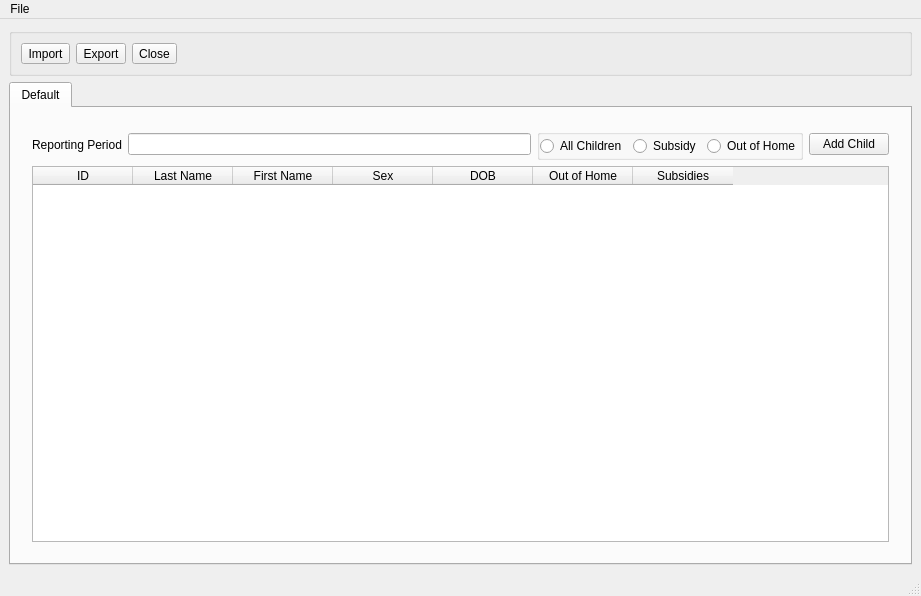
Old version of the form ui/mainwindow.ui in the repository zstamper/AFCARS-AXE.
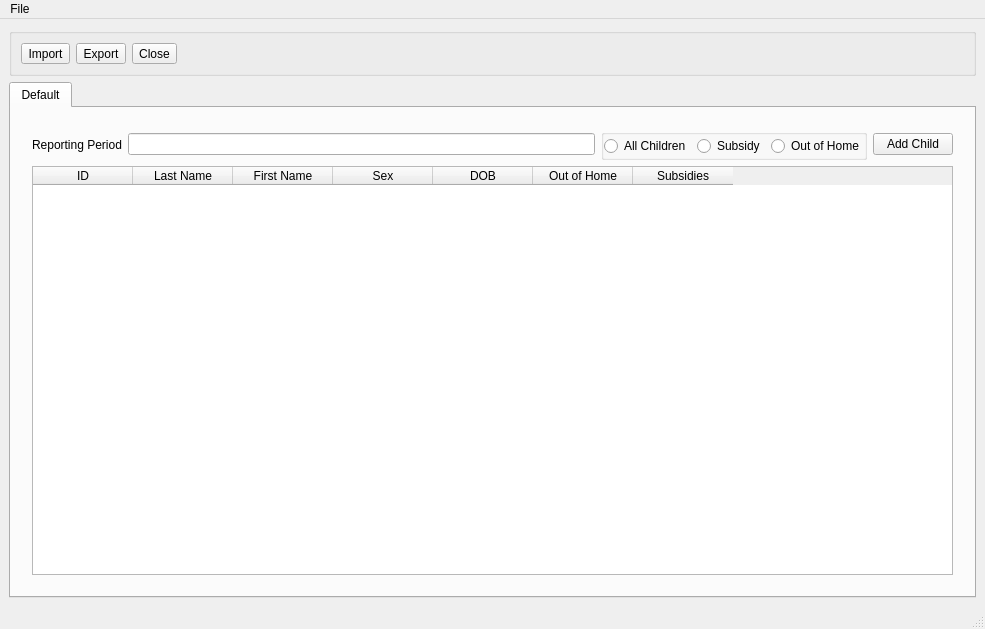
New version of the form.

```diff
--- a/ui/mainwindow.ui
+++ b/ui/mainwindow.ui
@@ -9,8 +9,8 @@
    <rect>
     <x>0</x>
     <y>0</y>
-    <width>921</width>
-    <height>596</height>
+    <width>985</width>
+    <height>629</height>
    </rect>
   </property>
   <property name="sizePolicy">
@@ -231,7 +231,7 @@
     <rect>
      <x>0</x>
      <y>0</y>
-     <width>921</width>
+     <width>985</width>
      <height>24</height>
     </rect>
    </property>
```
Left out of the diff: 2 changed lines with no effect on the pictures.
